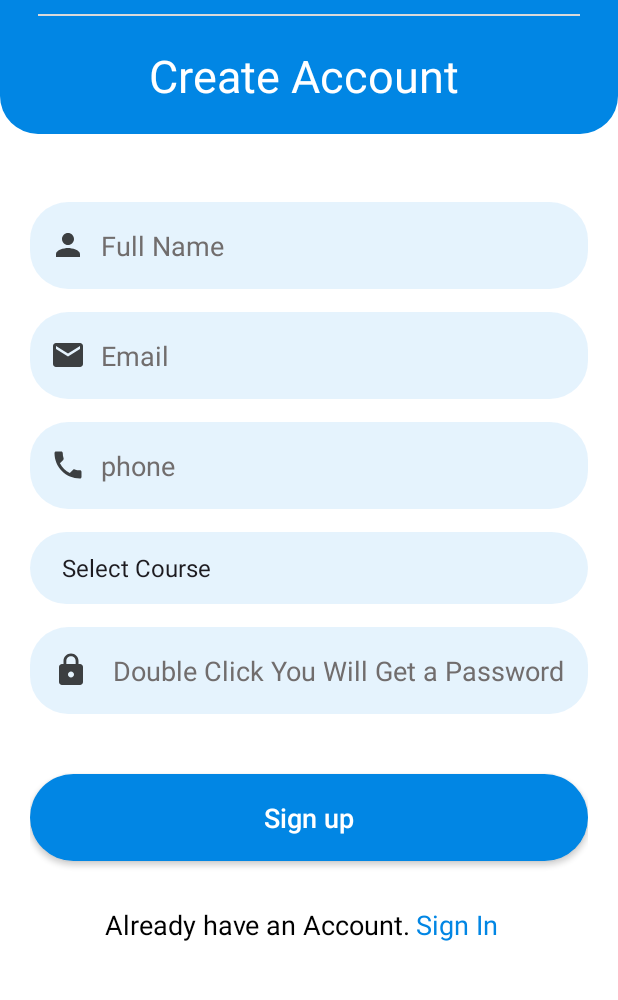
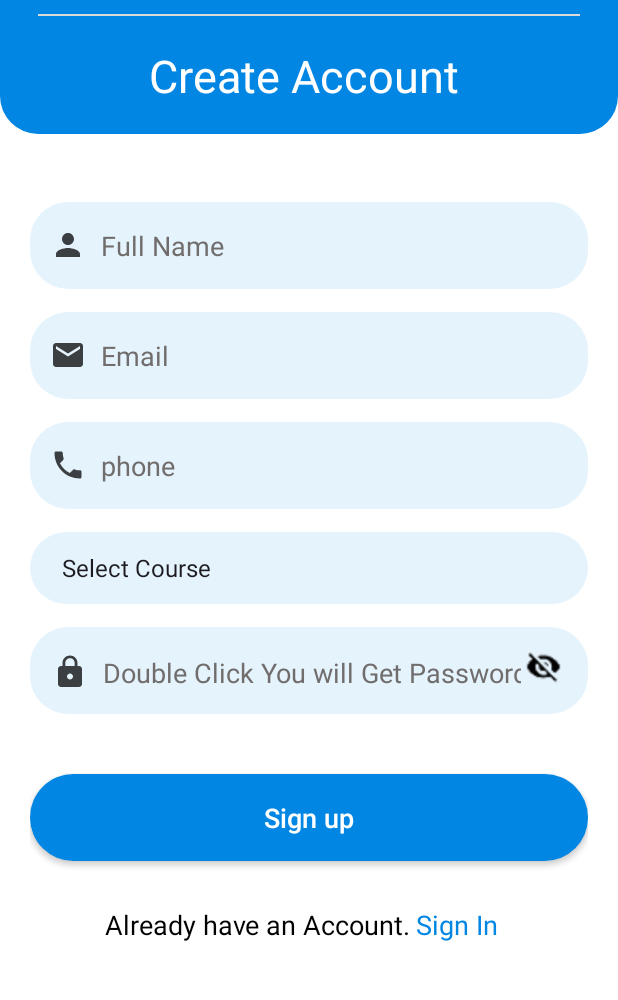
Before and after one commit to shafayetrakib/ExamTeacher, an Android app: the screen it shows after launch once a user with an empty profile is signed in (Signup), after a tap on "Get Started", on a phone screen of 412 x 824 dp, the part 181-1181 px from its top. Run offline under Robolectric (Android 15) with nearby library versions, the light colour scheme and no system bars; our stand-ins replace Firebase (no records; nobody signed in at launch, a user with empty details on screens opened directly).

Commit message:
non final verson

```diff
--- a/app/src/main/java/com/itbd/examnierteacher/SignIn.java
+++ b/app/src/main/java/com/itbd/examnierteacher/SignIn.java
@@ -34,6 +34,7 @@ import com.itbd.examnierteacher.fragment.DashFragment;
 
 public class SignIn extends AppCompatActivity {
     private static final String FILE_NAME = "MyFile";
+    public static final String SHEARD_PREFS="SheadrPrefs";
     EditText passwordSignin,emailSignin;
     TextView mainforgot,signuptext;
     ImageView visiablity;
@@ -145,6 +146,8 @@ public class SignIn extends AppCompatActivity {
                     return;
                 }
                 progressBar.setVisibility(view.VISIBLE);
+
+
                 mAuth.signInWithEmailAndPassword(email,password).addOnCompleteListener(new OnCompleteListener<AuthResult>() {
                     @Override
                     public void onComplete(@NonNull Task<AuthResult> task) {
--- a/app/src/main/java/com/itbd/examnierteacher/Signup.java
+++ b/app/src/main/java/com/itbd/examnierteacher/Signup.java
@@ -9,12 +9,15 @@ import android.content.DialogInterface;
 import android.content.Intent;
 import android.os.Bundle;
 import android.text.TextUtils;
+import android.text.method.HideReturnsTransformationMethod;
+import android.text.method.PasswordTransformationMethod;
 import android.util.Patterns;
 import android.view.MotionEvent;
 import android.view.View;
 import android.widget.ArrayAdapter;
 import android.widget.Button;
 import android.widget.EditText;
+import android.widget.ImageView;
 import android.widget.Spinner;
 import android.widget.TextView;
 import android.widget.Toast;
@@ -36,7 +39,7 @@ public class Signup extends AppCompatActivity {
     TextView backTwo,signintext;
     Spinner courseName;
     Button signUp;
-
+    ImageView visiablitySignup;
     String [] courseSelect;
 
     DatabaseReference databaseReference;
@@ -58,7 +61,7 @@ public class Signup extends AppCompatActivity {
         backTwo = findViewById(R.id.backtwo);
         signintext=findViewById(R.id.signintext);
         autoPassword=findViewById(R.id.auto_password);
-
+        visiablitySignup=findViewById(R.id.pass_invisi);
 
         //For auto Genarate Password
         autoPassword.setOnClickListener(new View.OnClickListener() {
@@ -89,7 +92,19 @@ public class Signup extends AppCompatActivity {
         courseSelect =getResources().getStringArray(R.array.course);
         ArrayAdapter coursename= new ArrayAdapter<String>(Signup.this, androidx.appcompat.R.layout.support_simple_spinner_dropdown_item,courseSelect);
         courseName.setAdapter(coursename);
-      //valid every Edit text field
+        //Hide or show password
+        visiablitySignup.setOnClickListener(new View.OnClickListener() {
+            @Override
+            public void onClick(View view) {
+                if(autoPassword.getTransformationMethod().equals(HideReturnsTransformationMethod.getInstance())){
+                    autoPassword.setTransformationMethod(new PasswordTransformationMethod());
+                    visiablitySignup.setImageResource(R.drawable.invisi_eye);
+                }else {
+                    autoPassword.setTransformationMethod(HideReturnsTransformationMethod.getInstance());
+                    visiablitySignup.setImageResource(R.drawable.visi_eye);
+                }
+            }
+        });
 
 
         //working on Signup Button
--- a/app/src/main/java/com/itbd/examnierteacher/customAdapter.java
+++ b/app/src/main/java/com/itbd/examnierteacher/customAdapter.java
@@ -56,6 +56,8 @@ public class customAdapter extends ArrayAdapter<examsetupinfo> {
         itemFive.setText("Duration:"+examinfo.getExamsetupDuration());
 
 
+
+
         return view;
     }
 }
--- a/app/src/main/java/com/itbd/examnierteacher/startpage.java
+++ b/app/src/main/java/com/itbd/examnierteacher/startpage.java
@@ -4,6 +4,7 @@ import androidx.appcompat.app.AppCompatActivity;
 import androidx.core.content.ContextCompat;
 
 import android.content.Intent;
+import android.content.SharedPreferences;
 import android.os.Bundle;
 import android.view.View;
 import android.widget.Button;
@@ -18,6 +19,23 @@ public class startpage extends AppCompatActivity {
         getStarted = findViewById(R.id.getstart);
 
         getWindow().setStatusBarColor(ContextCompat.getColor(startpage.this,R.color.blue_pr));
+
+
+        SharedPreferences preferences=getSharedPreferences("PREFERENCE",MODE_PRIVATE);
+        String FirstTime=preferences.getString("FirstTimeInstall","");
+
+        if(FirstTime.equals("Yes")){
+            Intent intent=new Intent(startpage.this, SignIn.class);
+            startActivity(intent);
+            finish();
+
+        }else{
+            SharedPreferences.Editor editor=preferences.edit();
+            editor.putString("FirstTimeInstall","Yes");
+            editor.apply();
+        }
+
+
 
         login.setOnClickListener(new View.OnClickListener() {
             @Override
--- a/app/src/main/res/layout/activity_signup.xml
+++ b/app/src/main/res/layout/activity_signup.xml
@@ -108,20 +108,35 @@
         android:background="@drawable/edittext_boxshape"
         android:paddingStart="13dp"/>
 
-        <EditText
-            android:id="@+id/auto_password"
+        <LinearLayout
             android:layout_width="match_parent"
             android:layout_height="58dp"
+            android:orientation="horizontal"
+            android:background="@drawable/edittext_boxshape"
             android:layout_marginTop="15dp"
-            android:inputType="textPassword"
-            android:textColorHint="#716D6D"
-            android:drawableLeft="@drawable/baseline_lock_24"
-            android:hint="Double Click You Will Get a Password"
-            android:paddingStart="15dp"
-            android:textColor="@color/black"
-            android:gravity="center"
-            android:background="@drawable/edittext_boxshape"
-            />
+            >
+            <EditText
+                android:id="@+id/auto_password"
+                android:layout_width="320dp"
+                android:layout_height="50dp"
+                android:hint="Double Click You will Get Password"
+                android:textColorHint="#FF716D6D"
+                android:inputType="textPassword"
+                android:background="@drawable/paasswordedit_boxshape"
+                android:drawableLeft="@drawable/baseline_lock_24"
+                android:drawablePadding="10dp"
+                android:paddingStart="7dp"
+                android:layout_marginTop="5dp"
+                android:layout_marginLeft="7dp"
+                />
+            <ImageView
+                android:id="@+id/pass_invisi"
+                android:layout_width="30dp"
+                android:layout_height="50dp"
+                android:src="@drawable/invisi_eye"
+                android:layout_marginTop="2dp"
+                />
+        </LinearLayout>
 
 
         <androidx.appcompat.widget.AppCompatButton
```
